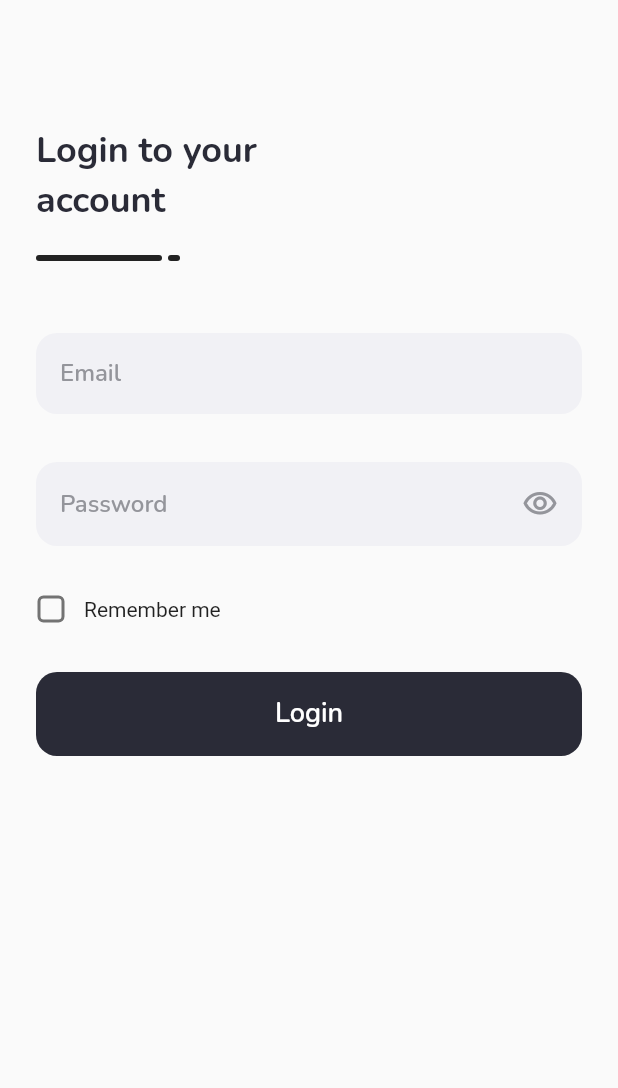
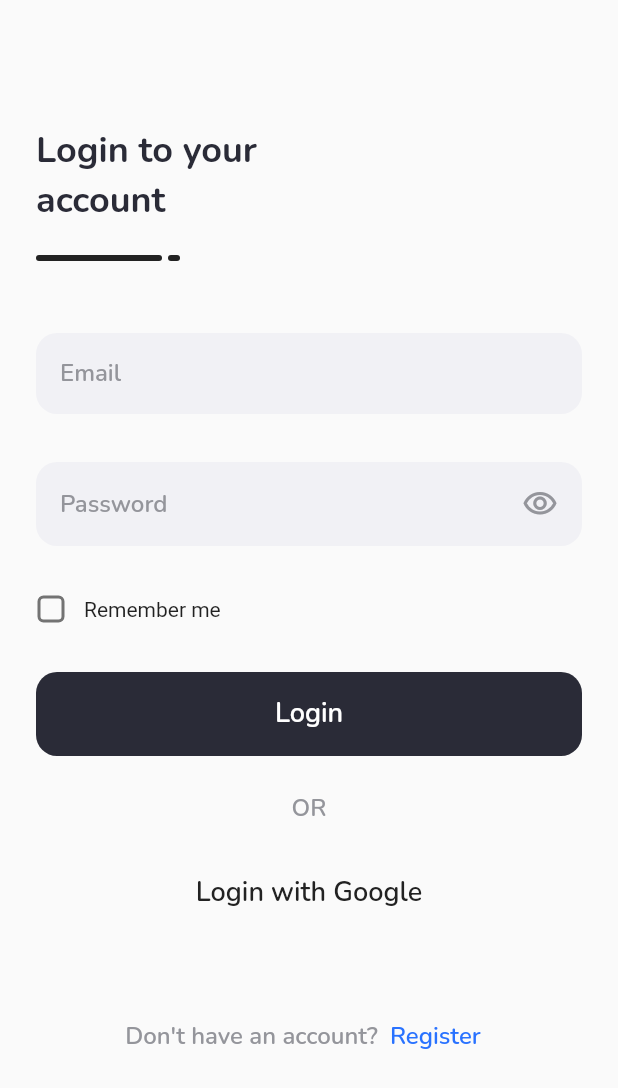
Before and after one commit to emariif/space, a Flutter app: the screen it shows after launch, after a tap on "SKIP", after a tap on "NEXT", on a phone screen of 412 x 824 dp. Shown: the top 1088 px of the screen. Run offline on Flutter 3.47's test engine with Material 2 defaults, Android fonts, the phone set to English and light mode, and no system bars; our stand-ins replace carousel_slider, fluttertoast, google_fonts; missing offline and left inert: dart:ffi.

Commit message:
Widget and Validation

```diff
--- a/lib/pages/sign_in_page.dart
+++ b/lib/pages/sign_in_page.dart
@@ -1,8 +1,29 @@
 import 'package:flutter/material.dart';
 import 'package:space/theme.dart';
+import 'package:fluttertoast/fluttertoast.dart';
 
-class SignInPage extends StatelessWidget {
+class SignInPage extends StatefulWidget {
   const SignInPage({Key? key}) : super(key: key);
+
+  @override
+  State<SignInPage> createState() => _SignInPageState();
+}
+
+class _SignInPageState extends State<SignInPage> {
+  late FToast fToast;
+  final emailController = TextEditingController(text: '');
+  final passwordController = TextEditingController(text: '');
+
+  bool isShowPasswordError = false;
+  bool isRememberMe = false;
+  bool isLoading = false;
+
+  @override
+  void initState() {
+    super.initState();
+    fToast = FToast();
+    fToast.init(context);
+  }
 
   @override
   Widget build(BuildContext context) {
@@ -15,6 +36,20 @@ class SignInPage extends StatelessWidget {
           passwordInput(),
           rememberCheckbox(),
           loginButton(),
+          Center(
+            child: Container(
+              margin: const EdgeInsets.only(top: 24),
+              child: Text(
+                'OR',
+                style: greyTextStyle.copyWith(
+                  fontSize: 16,
+                  fontWeight: semiBold,
+                ),
+              ),
+            ),
+          ),
+          loginWithGoogle(),
+          registerButton(),
         ],
       ),
     );
@@ -69,6 +104,7 @@ class SignInPage extends StatelessWidget {
       decoration: BoxDecoration(
           color: kWhiteGreyColor, borderRadius: BorderRadius.circular(14)),
       child: TextFormField(
+        controller: emailController,
         decoration: InputDecoration.collapsed(
           hintText: 'Email',
           hintStyle: greyTextStyle.copyWith(
@@ -81,15 +117,21 @@ class SignInPage extends StatelessWidget {
   }
 
   Widget passwordInput() {
-    return Container(
+    return Column(
+      crossAxisAlignment: CrossAxisAlignment.start,
+      children: [
+        Container(
           margin: const EdgeInsets.only(top: 32),
           padding: const EdgeInsets.all(16),
           decoration: BoxDecoration(
-          color: kWhiteGreyColor, borderRadius: BorderRadius.circular(14)),
+            color: kWhiteGreyColor,
+            borderRadius: BorderRadius.circular(14),
+          ),
           child: Row(
             children: [
               Expanded(
                 child: TextFormField(
+                  controller: passwordController,
                   obscureText: true,
                   decoration: InputDecoration.collapsed(
                     hintText: 'Password',
@@ -106,6 +148,16 @@ class SignInPage extends StatelessWidget {
               )
             ],
           ),
+        ),
+        if (isShowPasswordError)
+          Container(
+            margin: const EdgeInsets.only(top: 8),
+            child: Text(
+              'Password kamu salah',
+              style: redTextStyle,
+            ),
+          ),
+      ],
     );
   }
 
@@ -118,8 +170,12 @@ class SignInPage extends StatelessWidget {
             width: 20,
             height: 20,
             child: Checkbox(
-              value: false,
-              onChanged: (value) {},
+              value: isRememberMe,
+              onChanged: (value) {
+                setState(() {
+                  isRememberMe = value!;
+                });
+              },
               shape: RoundedRectangleBorder(
                 borderRadius: BorderRadius.circular(4),
               ),
@@ -140,7 +196,28 @@ class SignInPage extends StatelessWidget {
       width: double.infinity,
       margin: const EdgeInsets.only(top: 32),
       child: TextButton(
-        onPressed: () {},
+        onPressed: () {
+          setState(() {
+            isLoading = true;
+          });
+
+          Future.delayed(const Duration(seconds: 2), () {
+            setState(() {
+              isLoading = false;
+            });
+
+            if (passwordController.text != '123123') {
+              setState(() {
+                isShowPasswordError = true;
+              });
+              fToast.showToast(
+                child: errorToast(),
+                toastDuration: const Duration(seconds: 2),
+                gravity: ToastGravity.BOTTOM,
+              );
+            }
+          });
+        },
         style: TextButton.styleFrom(
           backgroundColor: kBlackAccentColor,
           padding: const EdgeInsets.symmetric(vertical: 15.5),
@@ -148,15 +225,74 @@ class SignInPage extends StatelessWidget {
             borderRadius: BorderRadius.circular(14),
           ),
         ),
-        child: Text(
+        child: isLoading
+            ? CircularProgressIndicator(
+                color: kWhiteColor,
+                backgroundColor: kGreyColor,
+              )
+            : Text(
                 'Login',
                 style: whiteTextStyle.copyWith(
-            color: kWhiteColor,
+                    color: kWhiteColor, fontSize: 18, fontWeight: semiBold),
+              ),
+      ),
+    );
+  }
+
+  Widget loginWithGoogle() {
+    return Container(
+      // height: 56,
+      width: double.infinity,
+      margin: const EdgeInsets.only(top: 21),
+      child: TextButton(
+        onPressed: () {},
+        child: Text(
+          'Login with Google',
+          style: blackTextStyle.copyWith(
             fontSize: 18,
-            fontWeight: semiBold
+            fontWeight: semiBold,
           ),
         ),
       ),
     );
   }
+
+  Widget registerButton() {
+    return Container(
+      margin: const EdgeInsets.only(top: 48),
+      child: Row(
+        mainAxisAlignment: MainAxisAlignment.center,
+        children: [
+          Text(
+            "Don't have an account?",
+            style: greyTextStyle.copyWith(fontSize: 16, fontWeight: semiBold),
+          ),
+          TextButton(
+            onPressed: () {},
+            child: Text(
+              'Register',
+              style: blueTextStyle.copyWith(fontSize: 16, fontWeight: semiBold),
+            ),
+          ),
+        ],
+      ),
+    );
   }
+
+  Widget errorToast() {
+    return Container(
+      padding: const EdgeInsets.all(10),
+      decoration: BoxDecoration(
+        color: kRedColor,
+        borderRadius: BorderRadius.circular(10),
+      ),
+      child: Text(
+        'Password Salah',
+        style: whiteTextStyle.copyWith(
+          fontSize: 16,
+          fontWeight: semiBold,
+        ),
+      ),
+    );
+  }
+}
--- a/pubspec.yaml
+++ b/pubspec.yaml
@@ -29,6 +29,7 @@ environment:
 # versions available, run `flutter pub outdated`.
 dependencies:
   carousel_slider: ^4.2.1
+  fluttertoast: ^8.2.2
   cupertino_icons: ^1.0.2
   flutter:
     sdk: flutter
```
Also changed, not shown: pubspec.lock. Lines whose indentation alone changed are shown as unchanged.
